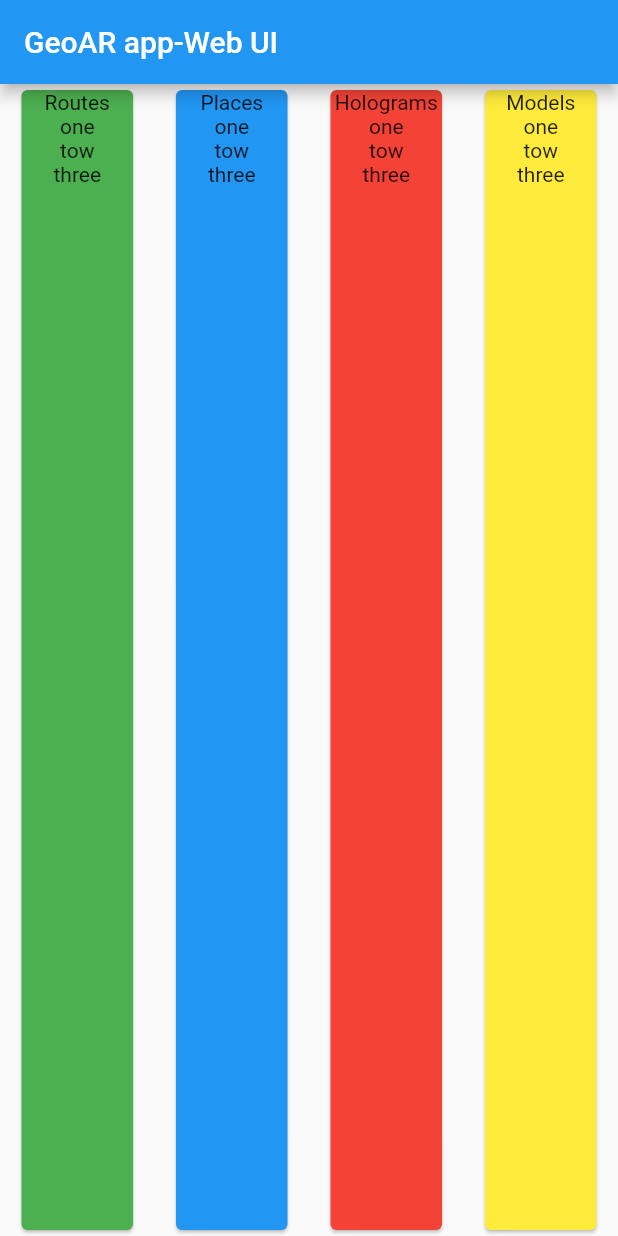
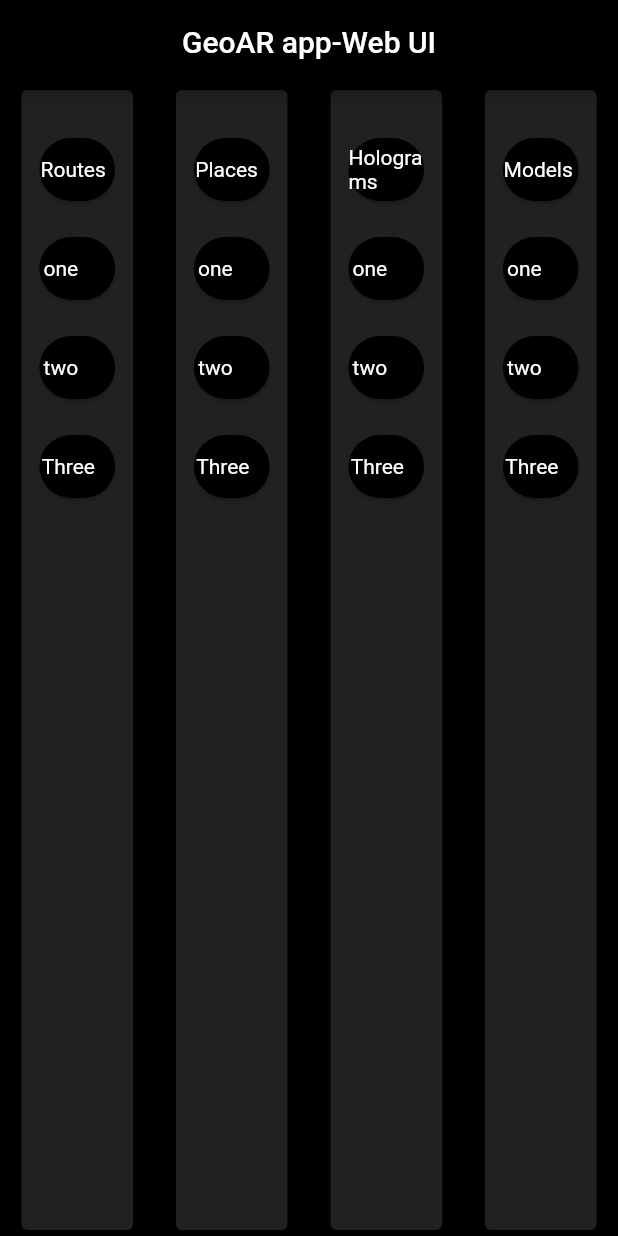
Before and after one commit to leuteris99/GeoAR_App, a Flutter app: the screen it shows after launch, on a phone screen of 412 x 824 dp. Run offline on Flutter 3.47's test engine with Material 2 defaults, Android fonts, the phone set to English and light mode, and no system bars.

Commit message:
step 1 for ui, so many has been left ;)

```diff
--- a/WebUI/geo_ar_web_ui/lib/main.dart
+++ b/WebUI/geo_ar_web_ui/lib/main.dart
@@ -21,6 +21,11 @@ class MyApp extends StatelessWidget {
         // Notice that the counter didn't reset back to zero; the application
         // is not restarted.
         primarySwatch: Colors.blue,
+        textTheme: TextTheme(
+            bodyText1: TextStyle(
+              color: Colors.white,
+            ),
+            bodyText2: TextStyle(color: Colors.white)),
       ),
       home: MyHomePage(title: 'GeoAR app-Web UI'),
     );
@@ -46,19 +51,6 @@ class MyHomePage extends StatefulWidget {
 }
 
 class _MyHomePageState extends State<MyHomePage> {
-  int _counter = 0;
-
-  void _incrementCounter() {
-    setState(() {
-      // This call to setState tells the Flutter framework that something has
-      // changed in this State, which causes it to rerun the build method below
-      // so that the display can reflect the updated values. If we changed
-      // _counter without calling setState(), then the build method would not be
-      // called again, and so nothing would appear to happen.
-      _counter++;
-    });
-  }
-
   @override
   Widget build(BuildContext context) {
     // This method is rerun every time setState is called, for instance as done
@@ -71,69 +63,60 @@ class _MyHomePageState extends State<MyHomePage> {
       appBar: AppBar(
         // Here we take the value from the MyHomePage object that was created by
         // the App.build method, and use it to set our appbar title.
-        title: Text(widget.title),
+        title: Center(child: Text(widget.title)),
+        backgroundColor: Colors.black,
       ),
+      backgroundColor: Colors.black,
       body: new Row(
         mainAxisAlignment: MainAxisAlignment.spaceAround,
         children: <Widget>[
-          Container(
-            width: (MediaQuery.of(context).size.width) / 5.0,
-            child: Card(
-              child: new Column(
-                children: <Widget>[
-                  Text('Routes'),
-                  Text("one"),
-                  Text('tow'),
-                  Text('three')
-                ],
-              ),
-              color: Colors.green,
-            ),
-          ),
-          Container(
-            width: (MediaQuery.of(context).size.width) / 5.0,
-            child: Card(
-              child: new Column(
-                children: <Widget>[
-                  Text('Places'),
-                  Text("one"),
-                  Text('tow'),
-                  Text('three')
-                ],
-              ),
-              color: Colors.blue,
-            ),
-          ),
-          Container(
-            width: (MediaQuery.of(context).size.width) / 5.0,
-            child: Card(
-              child: new Column(
-                children: <Widget>[
-                  Text('Holograms'),
-                  Text("one"),
-                  Text('tow'),
-                  Text('three')
-                ],
-              ),
-              color: Colors.red,
-            ),
-          ),
-          Container(
-            width: (MediaQuery.of(context).size.width) / 5.0,
-            child: Card(
-              child: new Column(
-                children: <Widget>[
-                  Text('Models'),
-                  Text("one"),
-                  Text('tow'),
-                  Text('three')
-                ],
-              ),
-              color: Colors.yellow,
-            ),
-          ),
+          makeList("Routes", context, ["one", "two", "Three"]),
+          makeList("Places", context, ["one", "two", "Three"]),
+          makeList("Holograms", context, ["one", "two", "Three"]),
+          makeList("Models", context, ["one", "two", "Three"]),
         ],
       ),
     );
   }
 }
+
+Container makeList(String title, var context, List<String> list) {
+  List<Widget> textList = [];
+  textList.add(Container(
+    height: 20,
+  ));
+  textList.add(makeItem(title, context));
+
+  for (String item in list) {
+    textList.add(makeItem(item, context));
+  }
+  return Container(
+    width: (getScreenWidth(context)) / 5.0,
+    child: Card(
+      child: new Column(
+        children: textList,
+      ),
+      color: Colors.grey[900],
+    ),
+  );
+}
+
+Widget makeItem(String name, var context) {
+  return Container(
+    height: 50,
+    width: (getScreenWidth(context) / 5.0) - 20,
+    margin: const EdgeInsets.all(8.0),
+    child: Card(
+      shape: RoundedRectangleBorder(borderRadius: BorderRadius.circular(25)),
+      color: Colors.black,
+      child: Align(
+        alignment: Alignment(-0.8,0.0),
+        child: Text(name),
+      ),
+    ),
+  );
+}
+
+double getScreenWidth(var context) {
+  return MediaQuery.of(context).size.width;
+}
```
